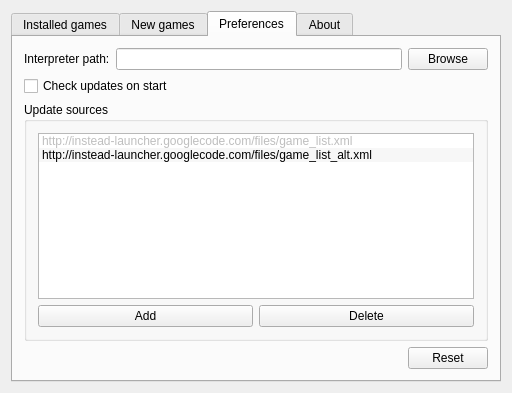
Before: the Qt Designer form mainwindow.ui in instead-hub/instead-launcher, drawn with Qt 5.
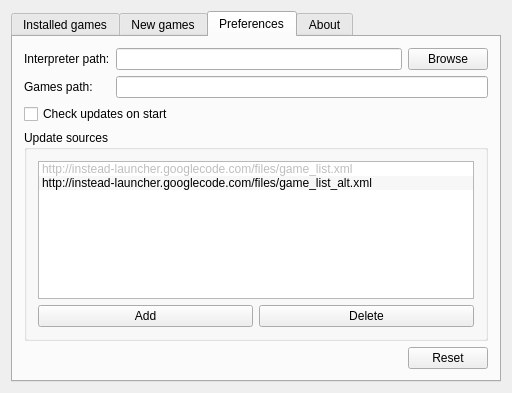
After: the same form once the commit is applied.

Commit message: GamesPath now editable

Diff of the .ui file:
```diff
--- a/mainwindow.ui
+++ b/mainwindow.ui
@@ -208,6 +208,16 @@
             </item>
            </layout>
           </item>
+          <item row="1" column="0">
+           <widget class="QLabel" name="gamesDirLabel">
+            <property name="text">
+             <string>Games path:</string>
+            </property>
+           </widget>
+          </item>
+          <item row="1" column="1">
+           <widget class="QLineEdit" name="gamesDir"/>
+          </item>
          </layout>
         </item>
         <item>
```
Left out of the diff: 10 changed lines with no effect on the pictures. The commit also changes 1 other file.
